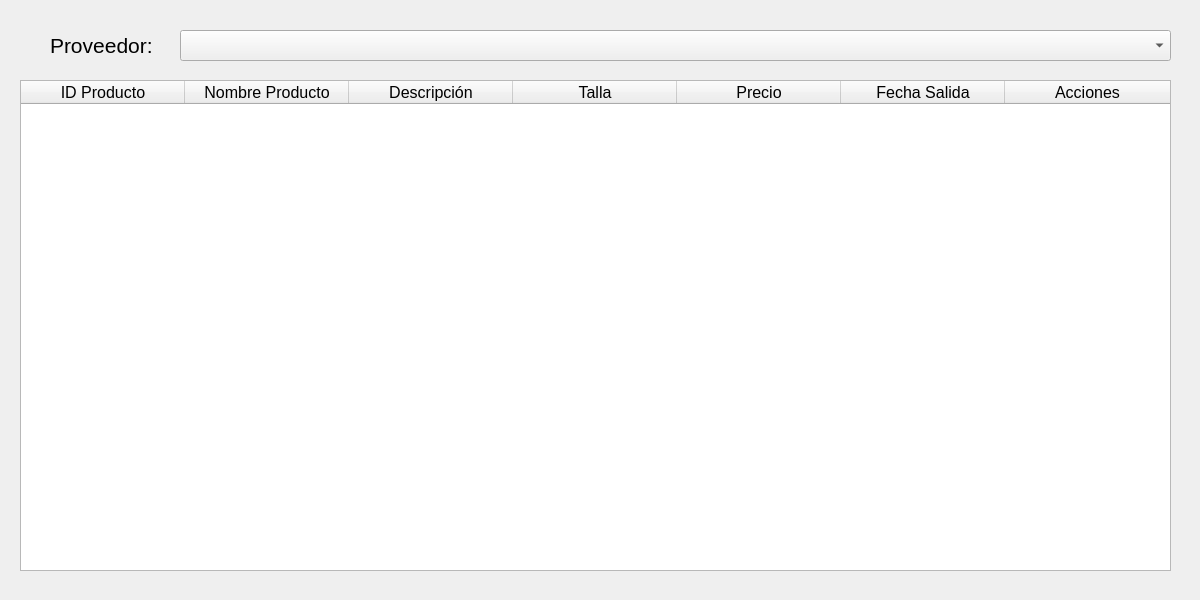
Above: proveedores/con_Edi_Eli_Productos.ui from Frakinatra/topicos-desarollo before the change. Below: the same form after it.
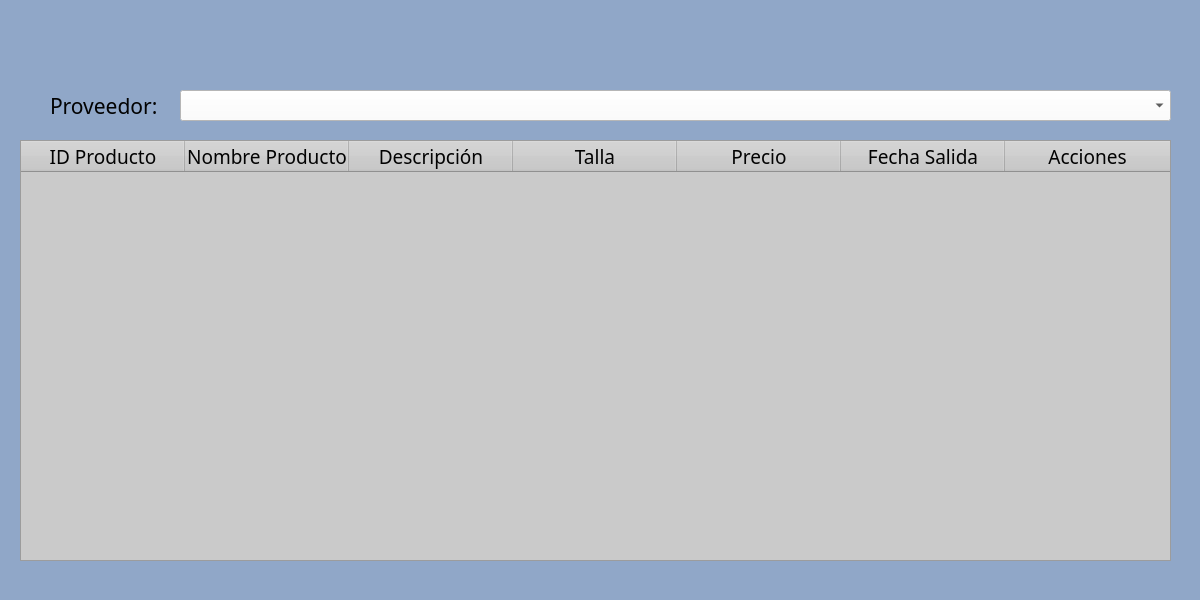
That is the form after the change. Icons and pictures are not drawn.

The edit to the form file:
```diff
--- a/proveedores/con_Edi_Eli_Productos.ui
+++ b/proveedores/con_Edi_Eli_Productos.ui
@@ -13,17 +13,38 @@
   <property name="windowTitle">
    <string>Consultar/Editar/Eliminar Productos</string>
   </property>
+  <widget class="QFrame" name="frame">
+   <property name="geometry">
+    <rect>
+     <x>0</x>
+     <y>0</y>
+     <width>1200</width>
+     <height>600</height>
+    </rect>
+   </property>
+   <property name="font">
+    <font>
+     <family>Arial Rounded MT Bold</family>
+     <pointsize>16</pointsize>
+    </font>
+   </property>
+   <property name="styleSheet">
+    <string notr="true">color: rgb(2, 2, 2);
+background-color: qlineargradient(spread:pad, x1:0, y1:0, x2:0, y2:1, stop:0 rgba(255, 0, 0, 255), stop:0.339795 rgba(255, 0, 0, 255), stop:0.339799 rgba(255, 255, 255, 255), stop:0.662444 rgba(255, 255, 255, 255), stop:0.662469 rgba(0, 0, 255, 255), stop:1 rgba(0, 0, 255, 255));
+background-color: rgb(144, 167, 200);</string>
+   </property>
   <widget class="QLabel" name="labelProveedor">
    <property name="geometry">
     <rect>
      <x>50</x>
-     <y>30</y>
+      <y>90</y>
      <width>111</width>
      <height>31</height>
     </rect>
    </property>
    <property name="font">
     <font>
+      <family>Arial Rounded MT Bold</family>
      <pointsize>16</pointsize>
     </font>
    </property>
@@ -35,31 +56,39 @@
    <property name="geometry">
     <rect>
      <x>180</x>
-     <y>30</y>
+      <y>90</y>
      <width>991</width>
      <height>31</height>
     </rect>
    </property>
    <property name="font">
     <font>
+      <family>Arial Rounded MT Bold</family>
      <pointsize>16</pointsize>
     </font>
    </property>
+    <property name="styleSheet">
+     <string notr="true">background-color: rgb(255, 255, 255);</string>
+    </property>
   </widget>
   <widget class="QTableWidget" name="tableWidgetProductos">
    <property name="geometry">
     <rect>
      <x>20</x>
-     <y>80</y>
+      <y>140</y>
      <width>1151</width>
-     <height>491</height>
+      <height>421</height>
     </rect>
    </property>
    <property name="font">
     <font>
+      <family>Arial Rounded MT Bold</family>
      <pointsize>12</pointsize>
     </font>
    </property>
+    <property name="styleSheet">
+     <string notr="true">background-color: rgb(202, 202, 202);</string>
+    </property>
    <attribute name="horizontalHeaderCascadingSectionResizes">
     <bool>true</bool>
    </attribute>
@@ -85,37 +114,169 @@
     <property name="text">
      <string>ID Producto</string>
     </property>
+     <property name="font">
+      <font>
+       <family>Arial Rounded MT Bold</family>
+       <pointsize>14</pointsize>
+      </font>
+     </property>
+     <property name="background">
+      <color>
+       <red>255</red>
+       <green>255</green>
+       <blue>255</blue>
+      </color>
+     </property>
    </column>
    <column>
     <property name="text">
      <string>Nombre Producto</string>
     </property>
+     <property name="font">
+      <font>
+       <family>Arial Rounded MT Bold</family>
+       <pointsize>14</pointsize>
+      </font>
+     </property>
+     <property name="background">
+      <color>
+       <red>255</red>
+       <green>255</green>
+       <blue>255</blue>
+      </color>
+     </property>
    </column>
    <column>
     <property name="text">
      <string>Descripción</string>
     </property>
+     <property name="font">
+      <font>
+       <family>Arial Rounded MT Bold</family>
+       <pointsize>14</pointsize>
+      </font>
+     </property>
+     <property name="background">
+      <color>
+       <red>255</red>
+       <green>255</green>
+       <blue>255</blue>
+      </color>
+     </property>
    </column>
    <column>
     <property name="text">
      <string>Talla</string>
     </property>
+     <property name="font">
+      <font>
+       <family>Arial Rounded MT Bold</family>
+       <pointsize>14</pointsize>
+      </font>
+     </property>
+     <property name="background">
+      <color>
+       <red>255</red>
+       <green>255</green>
+       <blue>255</blue>
+      </color>
+     </property>
    </column>
    <column>
     <property name="text">
      <string>Precio</string>
     </property>
+     <property name="font">
+      <font>
+       <family>Arial Rounded MT Bold</family>
+       <pointsize>14</pointsize>
+      </font>
+     </property>
+     <property name="background">
+      <color>
+       <red>255</red>
+       <green>255</green>
+       <blue>255</blue>
+      </color>
+     </property>
    </column>
    <column>
     <property name="text">
      <string>Fecha Salida</string>
     </property>
+     <property name="font">
+      <font>
+       <family>Arial Rounded MT Bold</family>
+       <pointsize>14</pointsize>
+      </font>
+     </property>
+     <property name="background">
+      <color>
+       <red>255</red>
+       <green>255</green>
+       <blue>255</blue>
+      </color>
+     </property>
    </column>
    <column>
     <property name="text">
      <string>Acciones</string>
     </property>
-   </column>
+     <property name="font">
+      <font>
+       <family>Arial Rounded MT Bold</family>
+       <pointsize>14</pointsize>
+      </font>
+     </property>
+     <property name="background">
+      <color>
+       <red>255</red>
+       <green>255</green>
+       <blue>255</blue>
+      </color>
+     </property>
+    </column>
+   </widget>
+   <widget class="QLabel" name="regresar">
+    <property name="geometry">
+     <rect>
+      <x>0</x>
+      <y>0</y>
+      <width>90</width>
+      <height>90</height>
+     </rect>
+    </property>
+    <property name="font">
+     <font>
+      <family>Arial Rounded MT Bold</family>
+      <pointsize>16</pointsize>
+     </font>
+    </property>
+    <property name="styleSheet">
+     <string>
+        QLabel {
+            font-family: &quot;Arial Rounded MT Bold&quot;;
+            font-size: 16pt;
+            border-radius: 10px;
+        }
+        QLabel:hover {
+            background-color: #ccc;
+        }
+        QLabel:pressed {
+            background-color: #aaa;
+        }
+     </string>
+    </property>
+    <property name="text">
+     <string/>
+    </property>
+    <property name="pixmap">
+     <pixmap>../flecha.png</pixmap>
+    </property>
+    <property name="scaledContents">
+     <bool>true</bool>
+    </property>
+   </widget>
   </widget>
  </widget>
  <resources/>
```
Lines whose indentation alone changed are shown as unchanged.
